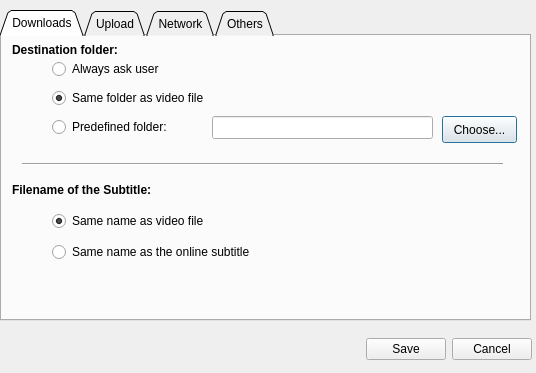
This is gui/preferences.ui in mamboitaliano21/subdownloader as Qt 5 draws it before an edit. The edited form follows.
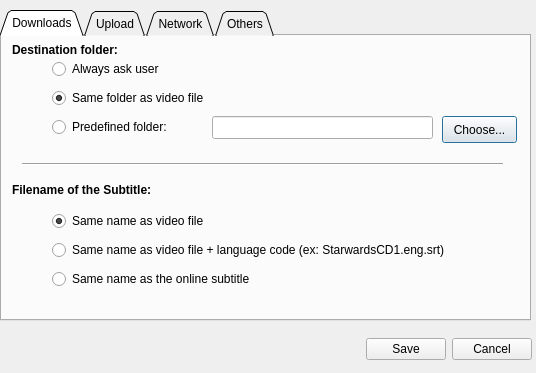
This is the edited form.

Commit message:
Fixed  Issue 31:  RFE: Don't include language in downloaded filename
Added a new option in DOWNLOAD PREFERENCES.
Fixed bug filtering before searching.

Patch:
```diff
--- a/gui/preferences.ui
+++ b/gui/preferences.ui
@@ -141,35 +141,6 @@
       <string>Filename of the Subtitle:</string>
      </property>
     </widget>
-    <widget class="QWidget" name="layoutWidget_9" >
-     <property name="geometry" >
-      <rect>
-       <x>50</x>
-       <y>170</y>
-       <width>291</width>
-       <height>61</height>
-      </rect>
-     </property>
-     <layout class="QVBoxLayout" name="_24" >
-      <item>
-       <widget class="QRadioButton" name="optionDownloadSameFilename" >
-        <property name="text" >
-         <string>Same name as video file</string>
-        </property>
-        <property name="checked" >
-         <bool>true</bool>
-        </property>
-       </widget>
-      </item>
-      <item>
-       <widget class="QRadioButton" name="optionDownloadOnlineSubName" >
-        <property name="text" >
-         <string>Same name as the online subtitle</string>
-        </property>
-       </widget>
-      </item>
-     </layout>
-    </widget>
     <widget class="Line" name="line_8" >
      <property name="geometry" >
       <rect>
@@ -196,6 +167,45 @@
       <string>Choose...</string>
      </property>
     </widget>
+    <widget class="QWidget" name="" >
+     <property name="geometry" >
+      <rect>
+       <x>50</x>
+       <y>172</y>
+       <width>473</width>
+       <height>86</height>
+      </rect>
+     </property>
+     <layout class="QVBoxLayout" name="verticalLayout_2" >
+      <item>
+       <widget class="QRadioButton" name="optionDownloadSameFilename" >
+        <property name="text" >
+         <string>Same name as video file</string>
+        </property>
+        <property name="checked" >
+         <bool>true</bool>
+        </property>
+       </widget>
+      </item>
+      <item>
+       <widget class="QRadioButton" name="optionDownloadSameFilenamePlusLang" >
+        <property name="text" >
+         <string>Same name as video file + language code (ex: StarwardsCD1.eng.srt)</string>
+        </property>
+        <property name="checked" >
+         <bool>false</bool>
+        </property>
+       </widget>
+      </item>
+      <item>
+       <widget class="QRadioButton" name="optionDownloadOnlineSubName" >
+        <property name="text" >
+         <string>Same name as the online subtitle</string>
+        </property>
+       </widget>
+      </item>
+     </layout>
+    </widget>
    </widget>
    <widget class="QWidget" name="tab_8" >
     <property name="geometry" >
```
The commit also changes 3 other files.
